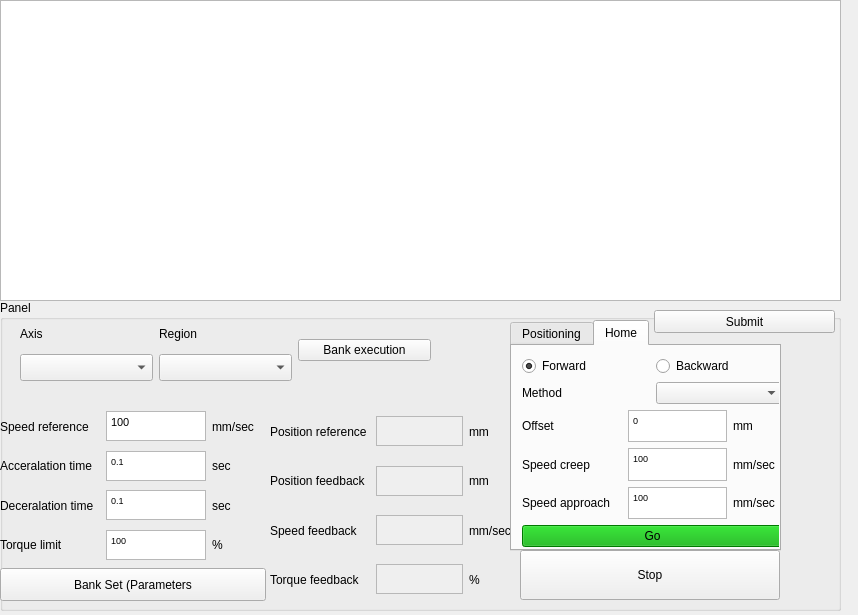
The window that bank-view/frontmanaualmode.ui (smandyscom/front-base-widget) describes before a commit, drawn with Qt 5.
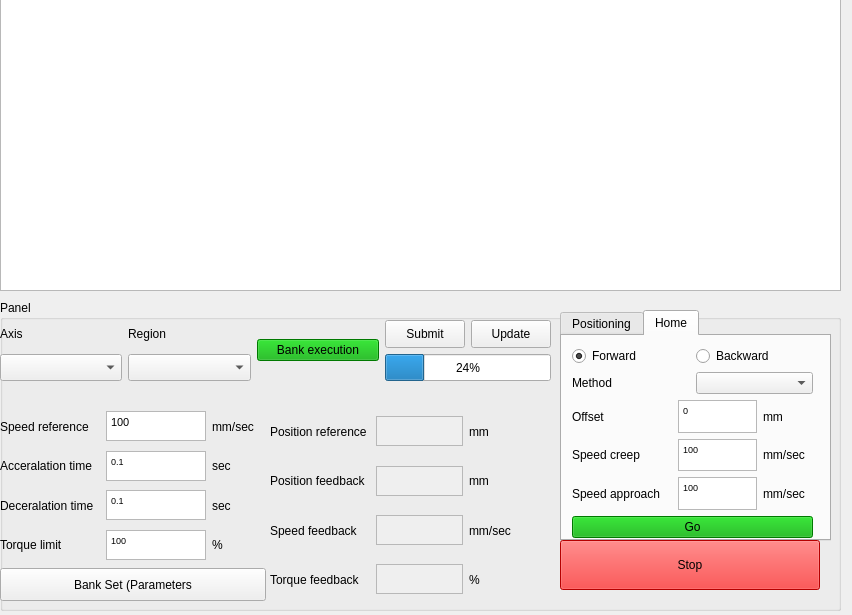
The same window after the commit. The open tabs and pages were chosen to show the change.

The edit to the form file:
```diff
--- a/bank-view/frontmanaualmode.ui
+++ b/bank-view/frontmanaualmode.ui
@@ -6,7 +6,7 @@
    <rect>
     <x>0</x>
     <y>0</y>
-    <width>858</width>
+    <width>852</width>
     <height>615</height>
    </rect>
   </property>
@@ -18,7 +18,7 @@
   </property>
   <property name="maximumSize">
    <size>
-    <width>858</width>
+    <width>1000</width>
     <height>615</height>
    </size>
   </property>
@@ -40,9 +40,9 @@
    <widget class="QWidget" name="layoutWidget">
     <property name="geometry">
      <rect>
-      <x>20</x>
+      <x>0</x>
       <y>20</y>
-      <width>411</width>
+      <width>551</width>
       <height>61</height>
      </rect>
     </property>
@@ -91,11 +91,70 @@
      </item>
      <item>
       <widget class="QPushButton" name="pushButtonBankExecution">
+       <property name="styleSheet">
+        <string notr="true">background-color: rgb(0, 170, 0);</string>
+       </property>
        <property name="text">
         <string>Bank execution</string>
        </property>
       </widget>
      </item>
+     <item>
+      <layout class="QVBoxLayout" name="verticalLayout_7">
+       <item>
+        <layout class="QHBoxLayout" name="horizontalLayout_18">
+         <item>
+          <widget class="QPushButton" name="pushButtonSubmit">
+           <property name="maximumSize">
+            <size>
+             <width>100</width>
+             <height>50</height>
+            </size>
+           </property>
+           <property name="toolTip">
+            <string>&lt;html&gt;&lt;head/&gt;&lt;body&gt;&lt;p&gt;Commit to both SQL database and PLC holding memory&lt;/p&gt;&lt;/body&gt;&lt;/html&gt;</string>
+           </property>
+           <property name="text">
+            <string>Submit</string>
+           </property>
+          </widget>
+         </item>
+         <item>
+          <widget class="QPushButton" name="pushButtonUpdate">
+           <property name="maximumSize">
+            <size>
+             <width>100</width>
+             <height>50</height>
+            </size>
+           </property>
+           <property name="text">
+            <string>Update</string>
+           </property>
+          </widget>
+         </item>
+        </layout>
+       </item>
+       <item>
+        <widget class="QProgressBar" name="progressBarDataTransfer">
+         <property name="sizePolicy">
+          <sizepolicy hsizetype="Preferred" vsizetype="Preferred">
+           <horstretch>0</horstretch>
+           <verstretch>0</verstretch>
+          </sizepolicy>
+         </property>
+         <property name="maximumSize">
+          <size>
+           <width>300</width>
+           <height>50</height>
+          </size>
+         </property>
+         <property name="value">
+          <number>24</number>
+         </property>
+        </widget>
+       </item>
+      </layout>
+     </item>
     </layout>
    </widget>
    <widget class="QWidget" name="layoutWidget">
@@ -558,8 +617,8 @@
    <widget class="QTabWidget" name="tabWidget">
     <property name="geometry">
      <rect>
-      <x>510</x>
-      <y>20</y>
+      <x>560</x>
+      <y>10</y>
       <width>271</width>
       <height>231</height>
      </rect>
@@ -735,8 +794,8 @@
        <rect>
         <x>10</x>
         <y>10</y>
-        <width>261</width>
-        <height>191</height>
+        <width>241</width>
+        <height>192</height>
        </rect>
       </property>
       <layout class="QVBoxLayout" name="verticalLayout_6">
@@ -936,8 +995,8 @@
    <widget class="QPushButton" name="pushButtonStop">
     <property name="geometry">
      <rect>
-      <x>520</x>
-      <y>250</y>
+      <x>560</x>
+      <y>240</y>
       <width>260</width>
       <height>50</height>
      </rect>
@@ -948,32 +1007,19 @@
       <height>50</height>
      </size>
     </property>
+    <property name="styleSheet">
+     <string notr="true">background-color: rgb(255, 0, 0);</string>
+    </property>
     <property name="text">
      <string>Stop</string>
     </property>
    </widget>
-   <widget class="QPushButton" name="pushButtonSubmit">
-    <property name="geometry">
-     <rect>
-      <x>654</x>
-      <y>10</y>
-      <width>181</width>
-      <height>23</height>
-     </rect>
-    </property>
-    <property name="toolTip">
-     <string>&lt;html&gt;&lt;head/&gt;&lt;body&gt;&lt;p&gt;Commit to both SQL database and PLC holding memory&lt;/p&gt;&lt;/body&gt;&lt;/html&gt;</string>
-    </property>
-    <property name="text">
-     <string>Submit</string>
-    </property>
-   </widget>
   </widget>
   <widget class="QTableView" name="tableViewCommandBlock">
    <property name="geometry">
     <rect>
      <x>0</x>
-     <y>0</y>
+     <y>-10</y>
      <width>841</width>
      <height>301</height>
     </rect>
```
Left out of the diff: 4 changed lines with no effect on the pictures.
